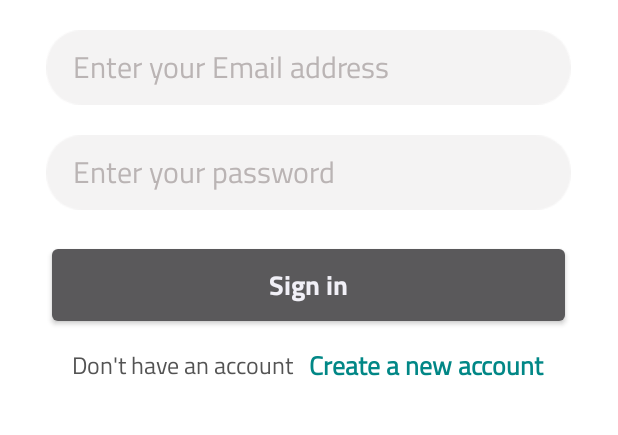
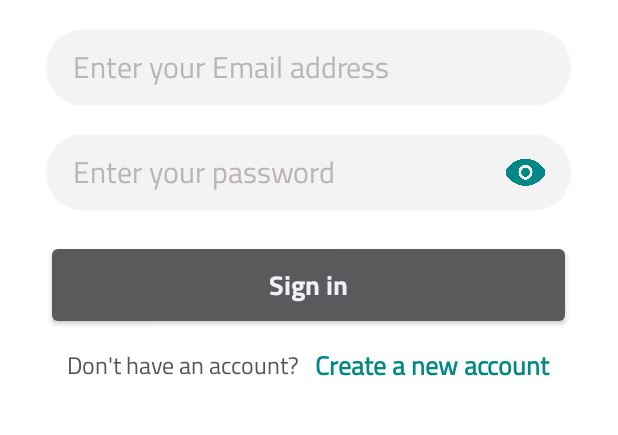
Before and after one commit to tushargoyal420/Attendance-System, an Android app: the layout t3_login.xml on its own in the app's theme, with its tools: preview values and no code run, on a phone screen of 412 x 824 dp, the part 586-1021 px from its top. Run offline under Robolectric (Android 15) with nearby library versions, the phone set to English and light mode, and no system bars.

Commit message:
Complete Login System

```diff
--- a/app/src/main/res/layout/t3_login.xml
+++ b/app/src/main/res/layout/t3_login.xml
@@ -63,11 +63,12 @@
                 android:layout_width="match_parent"
                 android:layout_height="250dp"
                 android:layout_marginBottom="10dp"
-                android:src="@drawable/splashvector" />
+                android:src="@drawable/splashvector"
+                />
 
             <EditText
                 android:id="@+id/emailinput"
-                android:layout_width="match_parent"
+                android:layout_width="wrap_content"
                 android:layout_height="wrap_content"
                 android:layout_marginTop="10dp"
                 android:layout_marginBottom="10dp"
@@ -81,6 +82,10 @@
                 android:textColor="#535353"
                 android:textColorHint="#BAB4B4"
                 android:textSize="20sp" />
+            <RelativeLayout
+                android:layout_width="match_parent"
+                android:layout_height="wrap_content"
+                >
 
                 <EditText
                     android:id="@+id/passwordinput"
@@ -92,13 +97,25 @@
                     android:ems="10"
                     android:fontFamily="@font/titilliumweregular"
                     android:hint="@string/enter_your_password"
-                android:inputType="textEmailAddress"
+                    android:inputType="textPassword"
                     android:paddingLeft="18dp"
                     android:paddingRight="18dp"
                     android:textColor="#535353"
                     android:textColorHint="#BAB4B4"
                     android:textSize="20sp" />
 
+                <ImageView
+                    android:id="@+id/passwordshowbutton"
+                    android:layout_width="30dp"
+                    android:layout_height="20dp"
+                    android:layout_alignParentEnd="true"
+                    android:layout_centerVertical="true"
+                    android:layout_gravity="center"
+                    android:layout_marginRight="15dp"
+                    android:gravity="center"
+                    android:background="@drawable/show2"
+                    />
+            </RelativeLayout>
             <Button
                 android:id="@+id/singinbutton"
                 android:layout_width="match_parent"
--- a/app/src/main/res/values/strings.xml
+++ b/app/src/main/res/values/strings.xml
@@ -16,5 +16,6 @@
     <string name="sign_in">Sign in</string>
     <string name="already_have_an_account">Already have an account?</string>
     <string name="create_a_new_account">Create a new account</string>
-    <string name="dont_have_an_account">Don\'t have an account</string>
+    <string name="dont_have_an_account">Don\'t have an account?</string>
+    <string name="title_activity_maps">MapsActivity</string>
 </resources>
--- a/build.gradle
+++ b/build.gradle
@@ -7,6 +7,7 @@ buildscript {
     dependencies {
         classpath 'com.android.tools.build:gradle:7.0.3'
         classpath 'com.google.gms:google-services:4.3.10'
+        classpath 'com.google.android.libraries.mapsplatform.secrets-gradle-plugin:secrets-gradle-plugin:1.3.0'
 
         // NOTE: Do not place your application dependencies here; they belong
         // in the individual module build.gradle files
```
Also changed, not shown: app/build.gradle (+7 -1 lines), app/src/main/AndroidManifest.xml (+23 -3 lines), app/src/main/java/com/example/attendance/t3_login.java (+28 -5 lines), app/src/main/java/com/example/attendance/t4_signup.java (+28 -8 lines), app/src/main/res/layout/t4_signup.xml (+19 -1 lines), app/src/main/res/drawable/hide2.png (added), app/src/main/res/drawable/hide3.png (added), app/src/main/res/drawable/noimage.png (added), app/src/main/res/drawable/show2.png (added), 3 other files. Lines whose indentation alone changed are shown as unchanged.
